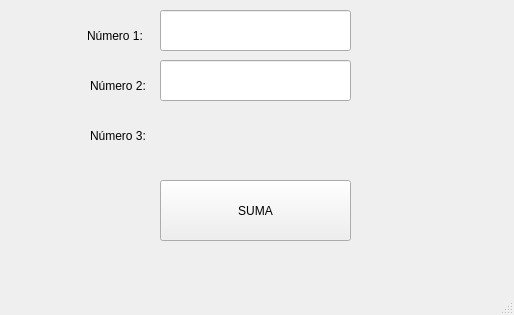
First picture: the form in Programas/U3_Clase/P1_UI_to_Python/P2_Ejemplo.ui, repository NEUTRALDUST21/PIP_2024_3_Eq_Maciel, before the edit.
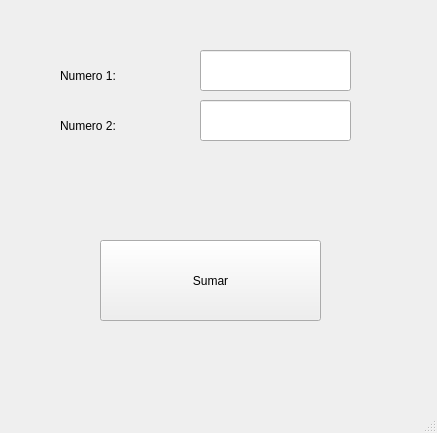
Second picture: the form after the edit.

Diff of the .ui file:
```diff
--- a/Programas/U3_Clase/P1_UI_to_Python/P2_Ejemplo.ui
+++ b/Programas/U3_Clase/P1_UI_to_Python/P2_Ejemplo.ui
@@ -6,8 +6,8 @@
    <rect>
     <x>0</x>
     <y>0</y>
-    <width>514</width>
-    <height>315</height>
+    <width>437</width>
+    <height>433</height>
    </rect>
   </property>
   <property name="windowTitle">
@@ -17,97 +17,81 @@
    <widget class="QPushButton" name="btn_sumar">
     <property name="geometry">
      <rect>
-      <x>160</x>
-      <y>180</y>
-      <width>191</width>
-      <height>61</height>
+      <x>100</x>
+      <y>240</y>
+      <width>221</width>
+      <height>81</height>
      </rect>
     </property>
-    <property name="text">
-     <string>SUMA</string>
+    <property name="styleSheet">
+     <string notr="true">font: 20pt &quot;MS Serif&quot;;</string>
     </property>
-   </widget>
-   <widget class="QLineEdit" name="txt_num1">
-    <property name="geometry">
-     <rect>
-      <x>160</x>
-      <y>10</y>
-      <width>191</width>
-      <height>41</height>
-     </rect>
-    </property>
-    <property name="font">
-     <font>
-      <pointsize>12</pointsize>
-      <bold>true</bold>
-     </font>
-    </property>
     <property name="text">
-     <string/>
-    </property>
-    <property name="alignment">
-     <set>Qt::AlignCenter</set>
+     <string>Sumar</string>
     </property>
    </widget>
    <widget class="QLabel" name="label">
     <property name="geometry">
      <rect>
-      <x>87</x>
-      <y>20</y>
-      <width>61</width>
-      <height>31</height>
-     </rect>
-    </property>
-    <property name="text">
-     <string>Número 1:</string>
-    </property>
-   </widget>
-   <widget class="QLabel" name="label_2">
-    <property name="geometry">
-     <rect>
-      <x>90</x>
-      <y>70</y>
-      <width>71</width>
-      <height>31</height>
-     </rect>
-    </property>
-    <property name="text">
-     <string>Número 2:</string>
-    </property>
-   </widget>
-   <widget class="QLineEdit" name="txt_num2">
-    <property name="geometry">
-     <rect>
-      <x>160</x>
+      <x>60</x>
       <y>60</y>
-      <width>191</width>
+      <width>121</width>
+      <height>31</height>
+     </rect>
+    </property>
+    <property name="styleSheet">
+     <string notr="true">font: 20pt &quot;MS Serif&quot;;</string>
+    </property>
+    <property name="text">
+     <string>Numero 1:</string>
+    </property>
+   </widget>
+   <widget class="QLabel" name="label_2">
+    <property name="geometry">
+     <rect>
+      <x>60</x>
+      <y>110</y>
+      <width>131</width>
+      <height>31</height>
+     </rect>
+    </property>
+    <property name="styleSheet">
+     <string notr="true">font: 20pt &quot;MS Serif&quot;;</string>
+    </property>
+    <property name="text">
+     <string>Numero 2:</string>
+    </property>
+   </widget>
+   <widget class="QLineEdit" name="txtNum1">
+    <property name="geometry">
+     <rect>
+      <x>200</x>
+      <y>50</y>
+      <width>151</width>
       <height>41</height>
      </rect>
     </property>
-    <property name="font">
-     <font>
-      <pointsize>12</pointsize>
-      <bold>true</bold>
-     </font>
+    <property name="styleSheet">
+     <string notr="true">font: 20pt &quot;MS Serif&quot;;</string>
     </property>
     <property name="text">
      <string/>
     </property>
-    <property name="alignment">
-     <set>Qt::AlignCenter</set>
-    </property>
    </widget>
-   <widget class="QLabel" name="label_3">
+   <widget class="QLineEdit" name="txtNum2">
     <property name="geometry">
      <rect>
-      <x>90</x>
-      <y>120</y>
-      <width>71</width>
-      <height>31</height>
+      <x>200</x>
+      <y>100</y>
+      <width>151</width>
+      <height>41</height>
      </rect>
     </property>
+    <property name="styleSheet">
+     <string notr="true">font: 20pt &quot;MS Serif&quot;;</string>
+    </property>
     <property name="text">
-     <string>Número 3:</string>
+     <string/>
     </property>
    </widget>
   </widget>
```
Left out of the diff: 6 changed lines with no effect on the pictures.
